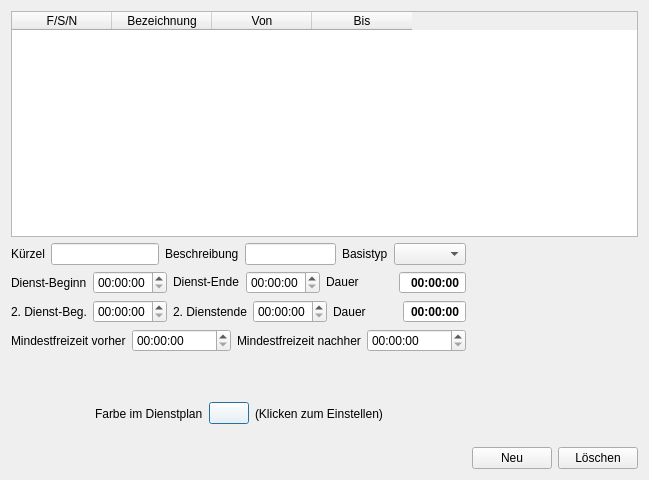
Qt form cdutytypeedit.ui (joergpauly/megaroster) before a commit.
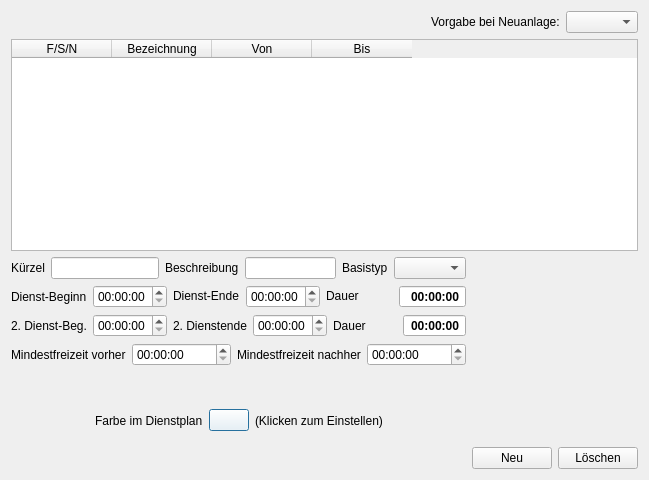
The same form after that commit.

The edit to the form file:
```diff
--- a/cdutytypeedit.ui
+++ b/cdutytypeedit.ui
@@ -14,6 +14,33 @@
    <string>Dienst-Arten</string>
   </property>
   <layout class="QVBoxLayout" name="verticalLayout">
+   <item>
+    <layout class="QHBoxLayout" name="horizontalLayout_8">
+     <item>
+      <spacer name="horizontalSpacer_4">
+       <property name="orientation">
+        <enum>Qt::Horizontal</enum>
+       </property>
+       <property name="sizeHint" stdset="0">
+        <size>
+         <width>40</width>
+         <height>20</height>
+        </size>
+       </property>
+      </spacer>
+     </item>
+     <item>
+      <widget class="QLabel" name="label_12">
+       <property name="text">
+        <string>Vorgabe bei Neuanlage:</string>
+       </property>
+      </widget>
+     </item>
+     <item>
+      <widget class="QComboBox" name="cmbDefDutyType"/>
+     </item>
+    </layout>
+   </item>
    <item>
     <widget class="QTableWidget" name="tblDutytps">
      <property name="editTriggers">
```
